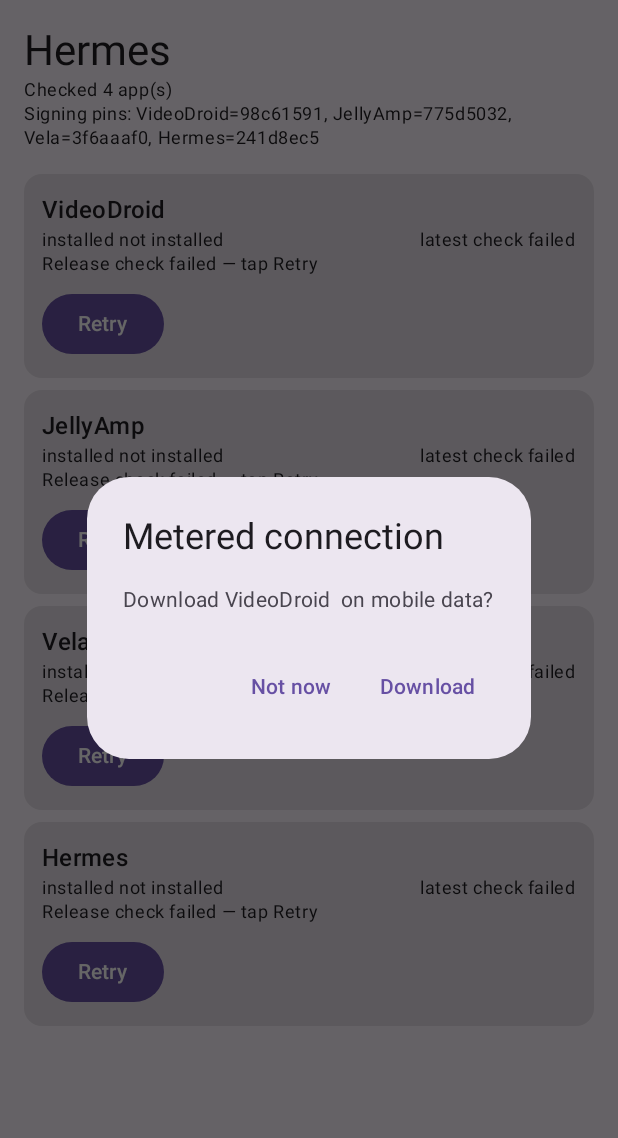
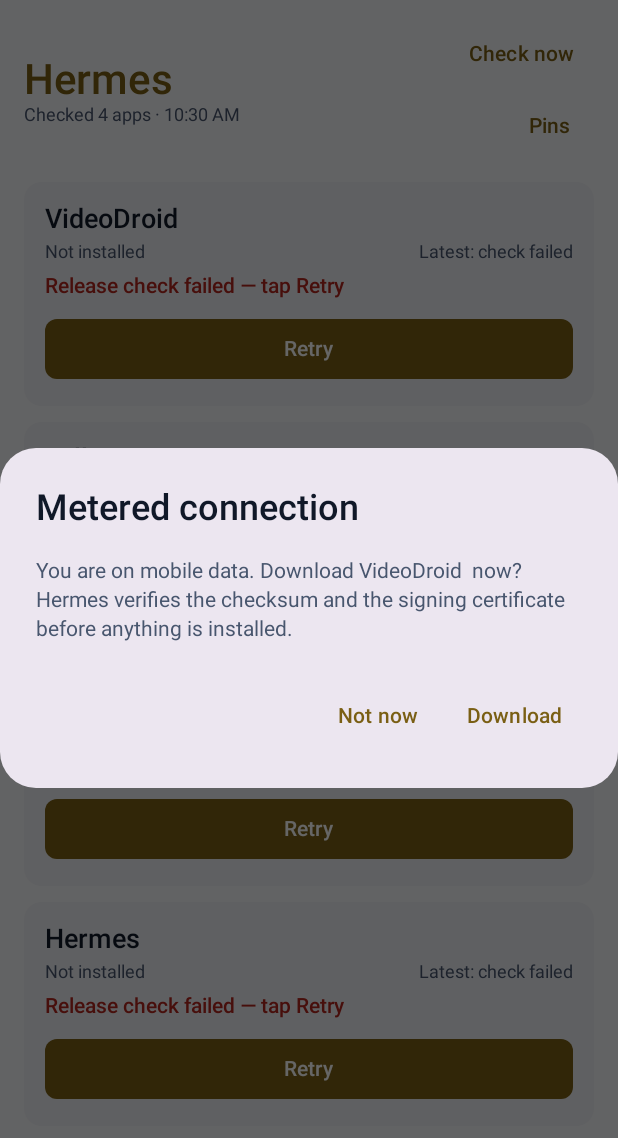
Before and after one commit to demongroker/hermes, an Android app built with Jetpack Compose: the screen it shows after launch (MainActivity), after a tap on "Retry", on a phone screen of 412 x 824 dp. Shown: the top 1138 px of the screen. Run offline under Robolectric (Android 15) with nearby library versions, the phone set to English and light mode, and no system bars; 1 statement that could not run was skipped.

Commit message:
ui: 0.1.4 — navy+gold theme, rebuilt catalog cards, install-missing action, check-now, testable card copy

```diff
--- a/app/build.gradle.kts
+++ b/app/build.gradle.kts
@@ -12,8 +12,8 @@ android {
     applicationId = "app.hermes.updater"
     minSdk = 26
     targetSdk = 36
-    versionCode = 4
-    versionName = "0.1.3"
+    versionCode = 5
+    versionName = "0.1.4"
   }
 
   buildFeatures {
--- a/app/src/main/java/app/hermes/updater/MainActivity.kt
+++ b/app/src/main/java/app/hermes/updater/MainActivity.kt
@@ -4,20 +4,26 @@ import android.content.Context
 import android.net.ConnectivityManager
 import android.net.NetworkCapabilities
 import android.os.Bundle
+import android.text.format.DateFormat
 import androidx.activity.ComponentActivity
 import androidx.activity.compose.setContent
 import androidx.compose.foundation.layout.Arrangement
 import androidx.compose.foundation.layout.Column
 import androidx.compose.foundation.layout.Row
+import androidx.compose.foundation.layout.Spacer
 import androidx.compose.foundation.layout.fillMaxSize
 import androidx.compose.foundation.layout.fillMaxWidth
+import androidx.compose.foundation.layout.height
 import androidx.compose.foundation.layout.padding
 import androidx.compose.foundation.layout.safeDrawingPadding
+import androidx.compose.foundation.layout.width
 import androidx.compose.foundation.lazy.LazyColumn
 import androidx.compose.foundation.lazy.items
 import androidx.compose.material3.AlertDialog
 import androidx.compose.material3.Button
 import androidx.compose.material3.Card
+import androidx.compose.material3.CardDefaults
+import androidx.compose.material3.LinearProgressIndicator
 import androidx.compose.material3.MaterialTheme
 import androidx.compose.material3.Surface
 import androidx.compose.material3.Text
@@ -32,7 +38,14 @@ import androidx.compose.runtime.rememberCoroutineScope
 import androidx.compose.runtime.setValue
 import androidx.compose.ui.Alignment
 import androidx.compose.ui.Modifier
+import androidx.compose.ui.graphics.Color
+import androidx.compose.ui.text.font.FontWeight
 import androidx.compose.ui.unit.dp
+import app.hermes.updater.ui.CatalogCopy
+import app.hermes.updater.ui.HermesTheme
+import app.hermes.updater.ui.LocalHermesTones
+import app.hermes.updater.ui.Tone
+import java.util.Date
 import kotlinx.coroutines.Dispatchers
 import kotlinx.coroutines.coroutineScope
 import kotlinx.coroutines.launch
@@ -58,8 +71,8 @@ class MainActivity : ComponentActivity() {
     UpdateWorker.schedule(this)
 
     setContent {
-      MaterialTheme {
-        Surface(Modifier.fillMaxSize()) {
+      HermesTheme {
+        Surface(Modifier.fillMaxSize(), color = MaterialTheme.colorScheme.background) {
           AppList(installer = installer, client = client, flow = flow)
         }
       }
@@ -70,18 +83,26 @@ class MainActivity : ComponentActivity() {
   private fun AppList(installer: ApkInstaller, client: GitHubClient, flow: UpdateFlow) {
     var rows by remember { mutableStateOf<List<Row>>(emptyList()) }
     var status by remember { mutableStateOf("Checking… (0/${AppCatalog.apps.size})") }
+    var lastChecked by remember { mutableStateOf<String?>(null) }
+    var checking by remember { mutableStateOf(true) }
+    var refreshKey by remember { mutableStateOf(0) }
+    var showPins by remember { mutableStateOf(false) }
     val flowStates = remember { mutableStateMapOf<String, FlowState>() }
     var confirmRow by remember { mutableStateOf<Row?>(null) }
     val scope = rememberCoroutineScope()
+    val timeFormat = remember { DateFormat.getTimeFormat(this) }
 
-    LaunchedEffect(Unit) {
+    LaunchedEffect(refreshKey) {
+      checking = true
+      status = "Checking… (0/${AppCatalog.apps.size})"
       // Render the list IMMEDIATELY from local package info — never a blank screen while
       // the network calls run. Each app's "latest" fills in as its own call returns.
       rows = withContext(Dispatchers.IO) {
         AppCatalog.apps.map { app ->
           Row(
             app = app,
-            installed = installer.installedInfo(app.packageName)?.versionName ?: "not installed",
+            installed = installer.installedInfo(app.packageName)?.versionName
+              ?: CatalogCopy.NOT_INSTALLED,
             latest = null,
             available = false,
             pinned = app.certPins.isNotEmpty(),
@@ -100,16 +121,18 @@ class MainActivity : ComponentActivity() {
               else r.copy(
                 latest = latest,
                 failed = latest == null,
-                available = latest != null && r.installed != "not installed" &&
+                available = latest != null && r.installed != CatalogCopy.NOT_INSTALLED &&
                   Versions.isNewer(latest, r.installed),
               )
             }
             done++
-            status = if (done == AppCatalog.apps.size) "Checked ${AppCatalog.apps.size} app(s)"
+            status = if (done == AppCatalog.apps.size) "Checked ${AppCatalog.apps.size} apps"
             else "Checking… ($done/${AppCatalog.apps.size})"
           }
         }
       }
+      lastChecked = timeFormat.format(Date())
+      checking = false
     }
 
     fun startFlow(row: Row) {
@@ -140,7 +163,13 @@ class MainActivity : ComponentActivity() {
       AlertDialog(
         onDismissRequest = { confirmRow = null },
         title = { Text("Metered connection") },
-        text = { Text("Download ${row.app.displayName} ${row.latest ?: ""} on mobile data?") },
+        text = {
+          Text(
+            "You are on mobile data. Download ${row.app.displayName} " +
+              "${row.latest ?: ""} now? Hermes verifies the checksum and the signing " +
+              "certificate before anything is installed.",
+          )
+        },
         confirmButton = {
           TextButton(onClick = { confirmRow = null; startFlow(row) }) { Text("Download") }
         },
@@ -150,63 +179,151 @@ class MainActivity : ComponentActivity() {
       )
     }
 
+    if (showPins) {
+      AlertDialog(
+        onDismissRequest = { showPins = false },
+        title = { Text("Signing pins") },
+        text = {
+          Column {
+            Text(
+              "Every install is refused unless the APK carries one of these certificates. " +
+                "Prefixes shown only.",
+              style = MaterialTheme.typography.bodySmall,
+            )
+            Spacer(Modifier.height(12.dp))
+            AppCatalog.apps.forEach { app ->
+              val pin = app.certPins.firstOrNull()
+              Row(Modifier.fillMaxWidth().padding(vertical = 3.dp)) {
+                Text(
+                  app.displayName,
+                  style = MaterialTheme.typography.bodyMedium,
+                  modifier = Modifier.width(110.dp),
+                )
+                Text(
+                  pin?.take(8) ?: "unpinned",
+                  style = MaterialTheme.typography.bodyMedium,
+                  color = if (pin == null) LocalHermesTones.current.danger
+                  else LocalHermesTones.current.muted,
+                )
+              }
+            }
+          }
+        },
+        confirmButton = { TextButton(onClick = { showPins = false }) { Text("Close") } },
+      )
+    }
+
     Column(
       Modifier
         .fillMaxSize()
         .safeDrawingPadding()
-        .padding(16.dp),
+        .padding(horizontal = 16.dp, vertical = 12.dp),
     ) {
-      Text("Hermes", style = MaterialTheme.typography.headlineMedium)
-      Text(status, style = MaterialTheme.typography.bodySmall)
-      Text(
-        // Pin prefixes only — never a full certificate.
-        "Signing pins: " + AppCatalog.apps.joinToString(", ") { app ->
-          val pin = app.certPins.firstOrNull()
-          "${app.displayName}=${pin?.take(8) ?: "unpinned"}"
-        },
-        style = MaterialTheme.typography.bodySmall,
-      )
-      LazyColumn(Modifier.fillMaxSize().padding(top = 12.dp)) {
+      Row(
+        Modifier.fillMaxWidth(),
+        horizontalArrangement = Arrangement.SpaceBetween,
+        verticalAlignment = Alignment.CenterVertically,
+      ) {
+        Column {
+          Text(
+            "Hermes",
+            style = MaterialTheme.typography.headlineMedium,
+            color = MaterialTheme.colorScheme.primary,
+          )
+          Text(
+            if (lastChecked == null) status else "$status · $lastChecked",
+            style = MaterialTheme.typography.bodySmall,
+            color = LocalHermesTones.current.muted,
+          )
+        }
+        Column(horizontalAlignment = Alignment.End) {
+          TextButton(onClick = { refreshKey++ }, enabled = !checking) {
+            Text(if (checking) "Checking…" else "Check now")
+          }
+          TextButton(onClick = { showPins = true }) { Text("Pins") }
+        }
+      }
+
+      LazyColumn(Modifier.fillMaxSize().padding(top = 8.dp)) {
         items(rows) { row ->
           val state = flowStates[row.app.id] ?: FlowState.Idle
-          val running = state is FlowState.Downloading || state is FlowState.Verifying ||
-            state is FlowState.Installing
-          Card(Modifier.fillMaxWidth().padding(vertical = 4.dp)) {
-            Column(Modifier.padding(12.dp)) {
-              Text(row.app.displayName, style = MaterialTheme.typography.titleMedium)
+          val running = CatalogCopy.isRunning(state)
+          val line = CatalogCopy.status(
+            pinned = row.pinned,
+            installed = row.installed,
+            latest = row.latest,
+            failed = row.failed,
+            available = row.available,
+            state = state,
+          )
+          val action = CatalogCopy.action(
+            running = running,
+            pinned = row.pinned,
+            installed = row.installed,
+            latest = row.latest,
+            failed = row.failed,
+            available = row.available,
+          )
+          val tones = LocalHermesTones.current
+          val toneColor: Color = when (line.tone) {
+            Tone.GOOD -> tones.success
+            Tone.WARN -> tones.warning
+            Tone.BAD -> tones.danger
+            Tone.BUSY -> MaterialTheme.colorScheme.primary
+            Tone.NEUTRAL -> tones.muted
+          }
+
+          Card(
+            Modifier.fillMaxWidth().padding(vertical = 5.dp),
+            shape = MaterialTheme.shapes.medium,
+            colors = CardDefaults.cardColors(
+              containerColor = MaterialTheme.colorScheme.surfaceVariant,
+            ),
+          ) {
+            Column(Modifier.padding(14.dp)) {
+              Text(
+                row.app.displayName,
+                style = MaterialTheme.typography.titleMedium,
+                color = MaterialTheme.colorScheme.onSurface,
+              )
+              Spacer(Modifier.height(4.dp))
               Row(
                 Modifier.fillMaxWidth(),
                 horizontalArrangement = Arrangement.SpaceBetween,
                 verticalAlignment = Alignment.CenterVertically,
               ) {
-                Text("installed ${row.installed}", style = MaterialTheme.typography.bodySmall)
                 Text(
-                  "latest ${row.latest ?: if (row.failed) "check failed" else "…"}",
+                  CatalogCopy.installedLabel(row.installed),
                   style = MaterialTheme.typography.bodySmall,
+                  color = tones.muted,
+                )
+                Text(
+                  CatalogCopy.latestLabel(row.latest, row.failed),
+                  style = MaterialTheme.typography.bodySmall,
+                  color = tones.muted,
                 )
               }
+              Spacer(Modifier.height(8.dp))
               Text(
-                when {
-                  !row.pinned -> "No signing pin — installs refused (fail closed)"
-                  state is FlowState.Downloading ->
-                    if (state.percent >= 0) "Downloading ${state.percent}%" else "Downloading…"
-                  state is FlowState.Verifying -> "Verifying checksum and signature…"
-                  state is FlowState.Installing -> "Opening the system installer…"
-                  state is FlowState.Blocked -> state.message
-                  state is FlowState.Failed -> state.message
-                  row.available -> "Update available"
-                  row.latest == null && !row.failed -> "Checking…"
-                  row.failed -> "Release check failed — tap Retry"
-                  else -> "Up to date"
-                },
-                style = MaterialTheme.typography.bodySmall,
+                line.text,
+                style = MaterialTheme.typography.bodyMedium,
+                fontWeight = if (line.tone == Tone.BAD) FontWeight.SemiBold else FontWeight.Normal,
+                color = toneColor,
               )
-              if (row.pinned && (row.available || row.failed)) {
+              CatalogCopy.progressPercent(state)?.let { pct ->
+                Spacer(Modifier.height(8.dp))
+                LinearProgressIndicator(
+                  progress = { pct / 100f },
+                  modifier = Modifier.fillMaxWidth(),
+                )
+              }
+              if (action != null) {
                 Button(
                   onClick = { onUpdateTap(row) },
                   enabled = !running && !flow.isBusy,
-                  modifier = Modifier.padding(top = 8.dp),
-                ) { Text(if (running) "Working…" else if (row.failed) "Retry" else "Update") }
+                  modifier = Modifier.fillMaxWidth().padding(top = 10.dp),
+                  shape = MaterialTheme.shapes.small,
+                ) { Text(action) }
               }
             }
           }
--- /dev/null
+++ b/app/src/main/java/app/hermes/updater/ui/CatalogCopy.kt
@@ -0,0 +1,81 @@
+package app.hermes.updater.ui
+
+import app.hermes.updater.FlowState
+
+/** Semantic tone of a status line — the UI maps it to a colour, never the copy itself. */
+enum class Tone { NEUTRAL, GOOD, WARN, BAD, BUSY }
+
+data class StatusLine(val text: String, val tone: Tone)
+
+/**
+ * Pure copy for one catalog card. No Android, no Compose — so the wording and the state
+ * machine are unit-testable, and the fail-closed message can never be styled away.
+ *
+ * Precedence is deliberate: a refusal outranks every progress and version message, because
+ * "install refused" is the one thing the user must not miss.
+ */
+object CatalogCopy {
+
+  const val NOT_INSTALLED = "not installed"
+
+  fun status(
+    pinned: Boolean,
+    installed: String,
+    latest: String?,
+    failed: Boolean,
+    available: Boolean,
+    state: FlowState,
+  ): StatusLine = when {
+    !pinned -> StatusLine("No signing pin — installs refused (fail closed)", Tone.BAD)
+    state is FlowState.Downloading ->
+      StatusLine(if (state.percent >= 0) "Downloading ${state.percent}%" else "Downloading…", Tone.BUSY)
+    state is FlowState.Verifying -> StatusLine("Verifying checksum and signature…", Tone.BUSY)
+    state is FlowState.Installing -> StatusLine("Opening the system installer…", Tone.BUSY)
+    state is FlowState.Blocked -> StatusLine(state.message, Tone.BAD)
+    state is FlowState.Failed -> StatusLine(state.message, Tone.BAD)
+    row_missing(installed) && latest != null -> StatusLine("Not installed", Tone.WARN)
+    available -> StatusLine("Update available", Tone.WARN)
+    latest == null && !failed -> StatusLine("Checking…", Tone.NEUTRAL)
+    failed -> StatusLine("Release check failed — tap Retry", Tone.BAD)
+    else -> StatusLine("Up to date", Tone.GOOD)
+  }
+
+  /**
+   * The card's single primary action, or null when there is nothing to do.
+   * Installing a missing app is offered too — it goes through the identical fail-closed gate.
+   */
+  fun action(
+    running: Boolean,
+    pinned: Boolean,
+    installed: String,
+    latest: String?,
+    failed: Boolean,
+    available: Boolean,
+  ): String? {
+    if (!pinned) return null
+    if (running) return "Working…"
+    if (available) return "Update"
+    if (row_missing(installed) && latest != null) return "Install"
+    if (failed) return "Retry"
+    return null
+  }
+
+  /** True while a download/verify/install is in flight — the action must be disabled then. */
+  fun isRunning(state: FlowState): Boolean =
+    state is FlowState.Downloading || state is FlowState.Verifying || state is FlowState.Installing
+
+  fun progressPercent(state: FlowState): Int? =
+    (state as? FlowState.Downloading)?.percent?.takeIf { it >= 0 }
+
+  fun installedLabel(installed: String): String =
+    if (row_missing(installed)) "Not installed" else "Installed $installed"
+
+  fun latestLabel(latest: String?, failed: Boolean): String = when {
+    latest != null -> "Latest $latest"
+    failed -> "Latest: check failed"
+    else -> "Latest: …"
+  }
+
+  private fun row_missing(installed: String): Boolean =
+    installed == NOT_INSTALLED || installed.isBlank()
+}
--- /dev/null
+++ b/app/src/main/java/app/hermes/updater/ui/HermesTheme.kt
@@ -0,0 +1,158 @@
+package app.hermes.updater.ui
+
+import androidx.compose.foundation.isSystemInDarkTheme
+import androidx.compose.material3.MaterialTheme
+import androidx.compose.material3.Shapes
+import androidx.compose.material3.Typography
+import androidx.compose.material3.darkColorScheme
+import androidx.compose.material3.lightColorScheme
+import androidx.compose.runtime.Composable
+import androidx.compose.runtime.CompositionLocalProvider
+import androidx.compose.runtime.staticCompositionLocalOf
+import androidx.compose.ui.graphics.Color
+import androidx.compose.ui.text.TextStyle
+import androidx.compose.ui.text.font.FontFamily
+import androidx.compose.ui.text.font.FontWeight
+import androidx.compose.ui.unit.dp
+import androidx.compose.ui.unit.sp
+
+/**
+ * Shared design tokens — navy + gold.
+ *
+ * The same hexes are the reference for Vela, VideoDroid and JellyAmp; change them here first.
+ * Gold is the accent, never a text colour on a light surface (contrast fails) — the light
+ * scheme uses a darkened gold for anything that carries text or an icon.
+ */
+object HermesPalette {
+  // surfaces
+  val NavyBase = Color(0xFF0B1220)
+  val NavyElevated = Color(0xFF111A2B)
+  val NavyCard = Color(0xFF1B2740)
+  val NavyOutline = Color(0xFF2A3A57)
+
+  // accent
+  val Gold = Color(0xFFD4AF37)
+  val GoldPressed = Color(0xFFB8962E)
+  val GoldOnLight = Color(0xFF7A5F14)
+  val GoldContainerDark = Color(0xFF3A2E10)
+  val GoldContainerLight = Color(0xFFF5E7BE)
+
+  // text
+  val TextOnNavy = Color(0xFFE6EDF7)
+  val TextMutedOnNavy = Color(0xFFA9B6CC)
+  val TextOnLight = Color(0xFF101828)
+  val TextMutedOnLight = Color(0xFF48566E)
+
+  // semantics — identical in every app
+  val Success = Color(0xFF3FB950)
+  val Warning = Color(0xFFD29922)
+  val Danger = Color(0xFFF85149)
+  val SuccessOnLight = Color(0xFF1A7F37)
+  val WarningOnLight = Color(0xFF9A6700)
+  val DangerOnLight = Color(0xFFB3261E)
+}
+
+/** Semantic colours that Material's scheme has no slot for. */
+data class HermesTones(
+  val success: Color,
+  val warning: Color,
+  val danger: Color,
+  val muted: Color,
+)
+
+private val DarkTones = HermesTones(
+  success = HermesPalette.Success,
+  warning = HermesPalette.Warning,
+  danger = HermesPalette.Danger,
+  muted = HermesPalette.TextMutedOnNavy,
+)
+
+private val LightTones = HermesTones(
+  success = HermesPalette.SuccessOnLight,
+  warning = HermesPalette.WarningOnLight,
+  danger = HermesPalette.DangerOnLight,
+  muted = HermesPalette.TextMutedOnLight,
+)
+
+val LocalHermesTones = staticCompositionLocalOf { DarkTones }
+
+private val DarkScheme = darkColorScheme(
+  primary = HermesPalette.Gold,
+  onPrimary = HermesPalette.NavyBase,
+  primaryContainer = HermesPalette.GoldContainerDark,
+  onPrimaryContainer = Color(0xFFF0DFA8),
+  secondary = Color(0xFF8FA3C8),
+  onSecondary = HermesPalette.NavyBase,
+  background = HermesPalette.NavyBase,
+  onBackground = HermesPalette.TextOnNavy,
+  surface = HermesPalette.NavyElevated,
+  onSurface = HermesPalette.TextOnNavy,
+  surfaceVariant = HermesPalette.NavyCard,
+  onSurfaceVariant = HermesPalette.TextMutedOnNavy,
+  error = HermesPalette.Danger,
+  onError = HermesPalette.NavyBase,
+  outline = HermesPalette.NavyOutline,
+)
+
+private val LightScheme = lightColorScheme(
+  primary = HermesPalette.GoldOnLight,
+  onPrimary = Color.White,
+  primaryContainer = HermesPalette.GoldContainerLight,
+  onPrimaryContainer = HermesPalette.GoldContainerDark,
+  secondary = Color(0xFF41547A),
+  onSecondary = Color.White,
+  background = Color(0xFFF7F8FA),
+  onBackground = HermesPalette.TextOnLight,
+  surface = Color.White,
+  onSurface = HermesPalette.TextOnLight,
+  surfaceVariant = Color(0xFFEEF1F6),
+  onSurfaceVariant = HermesPalette.TextMutedOnLight,
+  error = HermesPalette.DangerOnLight,
+  onError = Color.White,
+  outline = Color(0xFFC7CFDB),
+)
+
+private val HermesShapes = Shapes(
+  extraSmall = androidx.compose.foundation.shape.RoundedCornerShape(6.dp),
+  small = androidx.compose.foundation.shape.RoundedCornerShape(8.dp),
+  medium = androidx.compose.foundation.shape.RoundedCornerShape(12.dp),
+  large = androidx.compose.foundation.shape.RoundedCornerShape(16.dp),
+  extraLarge = androidx.compose.foundation.shape.RoundedCornerShape(24.dp),
+)
+
+private fun style(size: Int, weight: FontWeight = FontWeight.Normal, spacing: Double = 0.0) =
+  TextStyle(
+    fontFamily = FontFamily.SansSerif,
+    fontWeight = weight,
+    fontSize = size.sp,
+    lineHeight = (size * 1.35).sp,
+    letterSpacing = spacing.sp,
+  )
+
+private val HermesTypography = Typography(
+  headlineMedium = style(28, FontWeight.SemiBold, (-0.2)),
+  headlineSmall = style(24, FontWeight.SemiBold),
+  titleMedium = style(18, FontWeight.SemiBold),
+  titleSmall = style(16, FontWeight.SemiBold),
+  bodyLarge = style(16),
+  bodyMedium = style(14),
+  bodySmall = style(12),
+  labelLarge = style(14, FontWeight.SemiBold, 0.1),
+  labelMedium = style(12, FontWeight.Medium, 0.2),
+  labelSmall = style(11, FontWeight.Medium, 0.3),
+)
+
+@Composable
+fun HermesTheme(
+  darkTheme: Boolean = isSystemInDarkTheme(),
+  content: @Composable () -> Unit,
+) {
+  CompositionLocalProvider(LocalHermesTones provides if (darkTheme) DarkTones else LightTones) {
+    MaterialTheme(
+      colorScheme = if (darkTheme) DarkScheme else LightScheme,
+      typography = HermesTypography,
+      shapes = HermesShapes,
+      content = content,
+    )
+  }
+}
```
Also changed, not shown: 2 other files.
